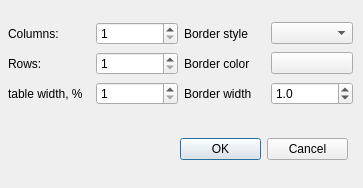
Old version of the form pdb/dlginserttable.ui in the repository cynicanonimus/pdb.
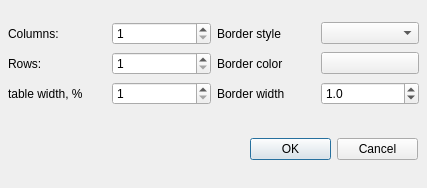
New version of the form.

What changed in the file:
```diff
--- a/pdb/dlginserttable.ui
+++ b/pdb/dlginserttable.ui
@@ -6,17 +6,17 @@
    <rect>
     <x>0</x>
     <y>0</y>
-    <width>363</width>
+    <width>427</width>
     <height>188</height>
    </rect>
   </property>
   <property name="windowTitle">
    <string>Dialog</string>
   </property>
-  <widget class="QWidget" name="">
+  <widget class="QWidget" name="layoutWidget">
    <property name="geometry">
     <rect>
-     <x>180</x>
+     <x>250</x>
      <y>120</y>
      <width>168</width>
      <height>58</height>
@@ -39,12 +39,12 @@
     </item>
    </layout>
   </widget>
-  <widget class="QWidget" name="">
+  <widget class="QWidget" name="layoutWidget">
    <property name="geometry">
     <rect>
      <x>8</x>
      <y>21</y>
-     <width>345</width>
+     <width>411</width>
      <height>87</height>
     </rect>
    </property>
```
